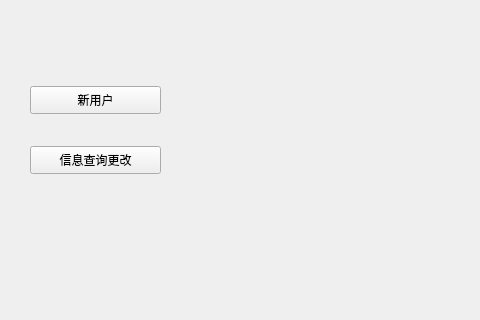
Holy-Shine/Acrotest, file GUI/mainWin.ui: the form before one commit; both pictures show x 0 to 480 and y 144 to 464 of the 800 by 600 pixel window.
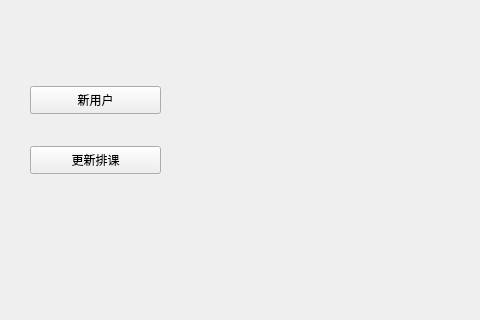
The form after the commit.

Commit message: 更新了排课界面

Patch:
```diff
--- a/GUI/mainWin.ui
+++ b/GUI/mainWin.ui
@@ -37,7 +37,7 @@
      </rect>
     </property>
     <property name="text">
-     <string>信息查询更改</string>
+     <string>更新排课</string>
     </property>
    </widget>
   </widget>
```
Left out of the diff: 2 changed lines with no effect on the pictures. The commit also changes 19 other files.
